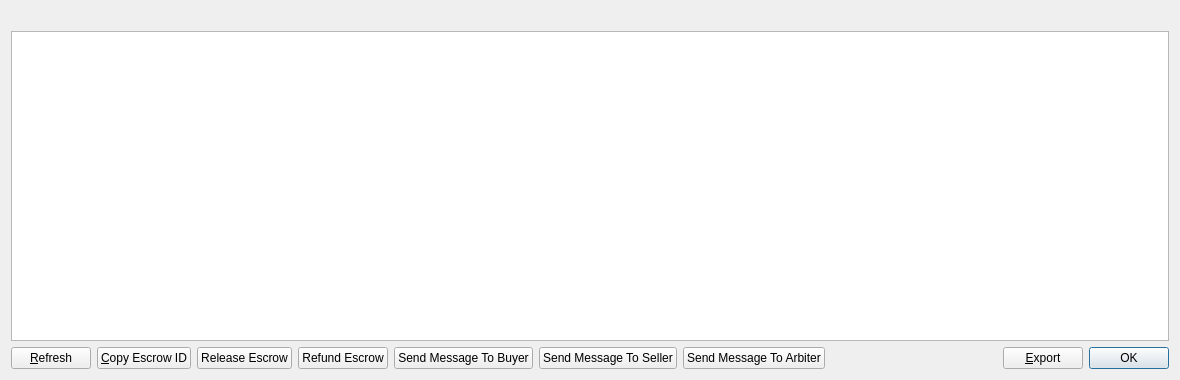
The window that src/qt/forms/myescrowlistpage.ui (willyko/syscoin2) describes before a commit, drawn with Qt 5.
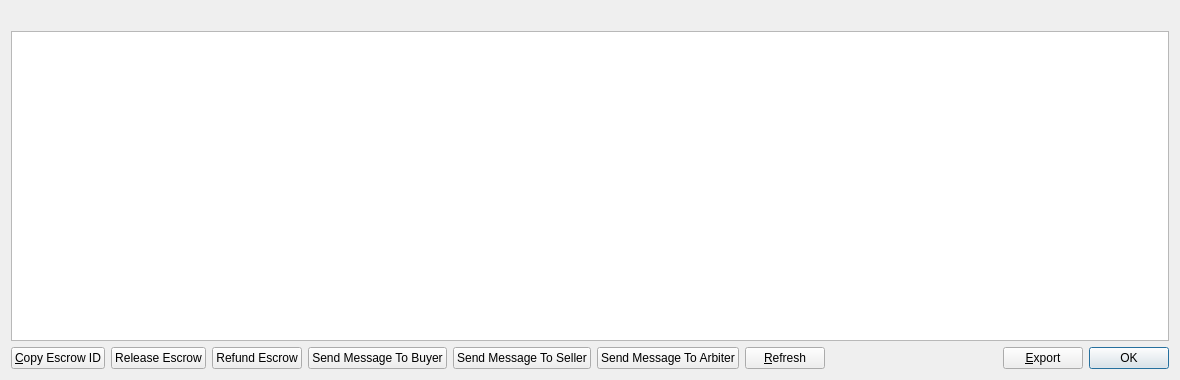
The same window after the commit.

The edit to the form file:
```diff
--- a/src/qt/forms/myescrowlistpage.ui
+++ b/src/qt/forms/myescrowlistpage.ui
@@ -54,19 +54,6 @@
    </item>
    <item>
     <layout class="QHBoxLayout" name="horizontalLayout">
-     <item>
-      <widget class="QPushButton" name="refreshButton">
-       <property name="maximumSize">
-        <size>
-         <width>16777215</width>
-         <height>48</height>
-        </size>
-       </property>
-       <property name="text">
-        <string>&amp;Refresh</string>
-       </property>
-      </widget>
-     </item>
      <item>
       <widget class="QPushButton" name="copyEscrow">
        <property name="toolTip">
@@ -118,6 +105,19 @@
        </property>
       </widget>
      </item>
+     <item>
+      <widget class="QPushButton" name="refreshButton">
+       <property name="maximumSize">
+        <size>
+         <width>16777215</width>
+         <height>48</height>
+        </size>
+       </property>
+       <property name="text">
+        <string>&amp;Refresh</string>
+       </property>
+      </widget>
+     </item>
      <item>
       <spacer name="horizontalSpacer">
        <property name="orientation">
```
